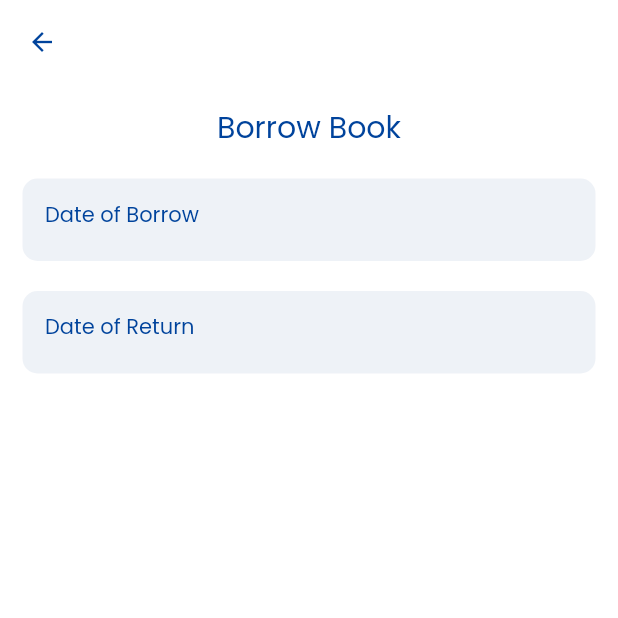
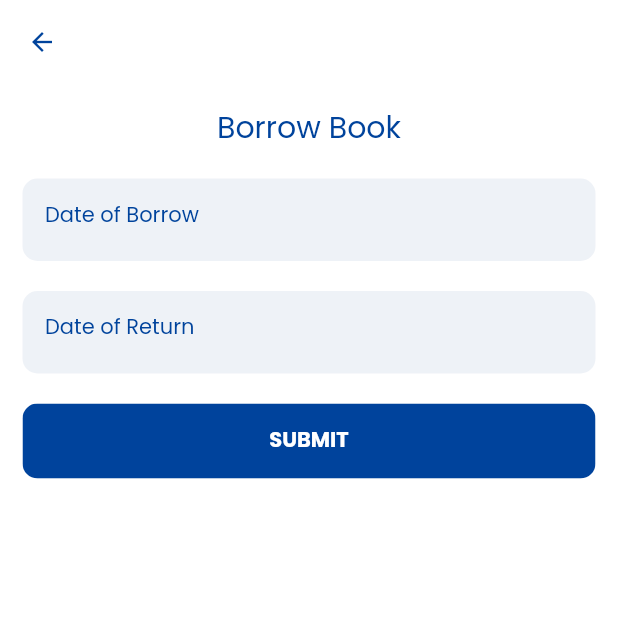
Before and after one commit to HTI-Library/Library, a Flutter app: the BorrowingPage screen opened directly, on a phone screen of 412 x 824 dp, the top half of it. Run offline on Flutter 3.47's test engine with Material 2 defaults, Android fonts, the phone set to English and light mode, and no system bars; our stand-ins replace bloc, connectivity, country_code_picker, dio, equatable, flutter_bloc and 10 more; missing offline and left inert: dart:ffi; accounts and stored records are empty; network calls fail; project files that could hold a hidden picture were left out.

Commit message:
الاخير

```diff
--- a/lib/borrowing.dart
+++ b/lib/borrowing.dart
@@ -5,6 +5,8 @@ import 'package:hti_library/core/util/widgets/app_button.dart';
 import 'package:hti_library/core/util/widgets/app_text_form_field.dart';
 import 'package:hti_library/core/util/widgets/back_scaffold.dart';
 import 'package:hti_library/core/util/widgets/main_scaffold.dart';
+
+import 'features/account/widget/btn_my_account.dart';
 
 class BorrowingPage extends StatelessWidget {
    BorrowingPage({Key? key}) : super(key: key);
@@ -45,8 +47,18 @@ class BorrowingPage extends StatelessWidget {
 
 
 
+              space20Vertical,
 
 
+
+
+
+              AppButton(
+                // width: MediaQuery.of(context).size.width / 2,
+                onPress: (){},
+
+                label: 'SUBMIT',
+              ),
 
 
 
```
Also changed, not shown: lib/features/change_new_photo/change_new_photo.dart (+11 -8 lines).
